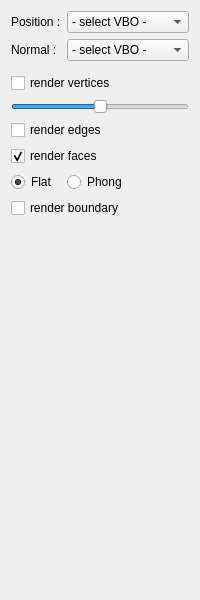
First picture: the form in SCHNApps/Plugins/surface_render/forms/surface_render.ui, repository cgogn/CGoGN, before the edit.
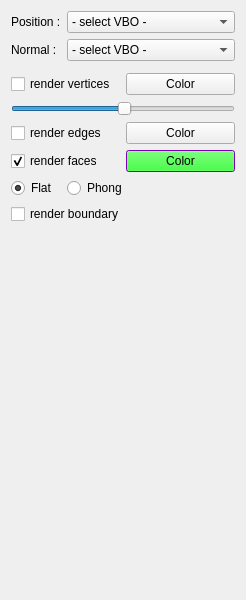
Second picture: the form after the edit.

Commit message: color interface for schnapps render plugin

```diff
--- a/SCHNApps/Plugins/surface_render/forms/surface_render.ui
+++ b/SCHNApps/Plugins/surface_render/forms/surface_render.ui
@@ -6,7 +6,7 @@
    <rect>
     <x>0</x>
     <y>0</y>
-    <width>200</width>
+    <width>246</width>
     <height>600</height>
    </rect>
   </property>
@@ -14,12 +14,23 @@
    <string>Form</string>
   </property>
   <layout class="QGridLayout" name="gridLayout">
-   <item row="0" column="0">
-    <widget class="QLabel" name="label_2">
-     <property name="text">
-      <string>Position :</string>
-     </property>
-    </widget>
+   <item row="9" column="0" rowspan="2" colspan="2">
+    <layout class="QHBoxLayout" name="horizontalLayout_3">
+     <item>
+      <widget class="QCheckBox" name="check_renderEdges">
+       <property name="text">
+        <string>render edges</string>
+       </property>
+      </widget>
+     </item>
+     <item>
+      <widget class="QPushButton" name="scolorButton">
+       <property name="text">
+        <string>Color</string>
+       </property>
+      </widget>
+     </item>
+    </layout>
    </item>
    <item row="1" column="1">
     <widget class="QComboBox" name="combo_normalVBO">
@@ -36,57 +47,7 @@
      </item>
     </widget>
    </item>
-   <item row="3" column="0" colspan="2">
-    <widget class="QCheckBox" name="check_renderVertices">
-     <property name="text">
-      <string>render vertices</string>
-     </property>
-    </widget>
-   </item>
-   <item row="7" column="0">
-    <widget class="QRadioButton" name="radio_flatShading">
-     <property name="text">
-      <string>Flat</string>
-     </property>
-     <property name="checked">
-      <bool>true</bool>
-     </property>
-     <attribute name="buttonGroup">
-      <string notr="true">group_faceShading</string>
-     </attribute>
-    </widget>
-   </item>
-   <item row="7" column="1">
-    <widget class="QRadioButton" name="radio_phongShading">
-     <property name="text">
-      <string>Phong</string>
-     </property>
-     <attribute name="buttonGroup">
-      <string notr="true">group_faceShading</string>
-     </attribute>
-    </widget>
-   </item>
-   <item row="1" column="0">
-    <widget class="QLabel" name="label_3">
-     <property name="text">
-      <string>Normal :</string>
-     </property>
-    </widget>
-   </item>
-   <item row="6" column="0" colspan="2">
-    <widget class="QCheckBox" name="check_renderFaces">
-     <property name="text">
-      <string>render faces</string>
-     </property>
-     <property name="checked">
-      <bool>true</bool>
-     </property>
-    </widget>
-   </item>
-   <item row="2" column="0" colspan="2">
-    <widget class="Line" name="line"/>
-   </item>
-   <item row="9" column="0" colspan="2">
+   <item row="20" column="0" colspan="2">
     <spacer name="verticalSpacer">
      <property name="orientation">
       <enum>Qt::Vertical</enum>
@@ -99,29 +60,31 @@
      </property>
     </spacer>
    </item>
-   <item row="0" column="1">
-    <widget class="QComboBox" name="combo_positionVBO">
-     <property name="sizePolicy">
-      <sizepolicy hsizetype="Expanding" vsizetype="Fixed">
-       <horstretch>0</horstretch>
-       <verstretch>0</verstretch>
-      </sizepolicy>
+   <item row="1" column="0">
+    <widget class="QLabel" name="label_3">
+     <property name="text">
+      <string>Normal :</string>
      </property>
-     <item>
-      <property name="text">
-       <string>- select VBO -</string>
-      </property>
-     </item>
     </widget>
    </item>
-   <item row="5" column="0" colspan="2">
-    <widget class="QCheckBox" name="check_renderEdges">
+   <item row="15" column="1">
+    <widget class="QRadioButton" name="radio_phongShading">
      <property name="text">
-      <string>render edges</string>
+      <string>Phong</string>
      </property>
+     <attribute name="buttonGroup">
+      <string notr="true">group_faceShading</string>
+     </attribute>
     </widget>
    </item>
-   <item row="4" column="0" colspan="2">
+   <item row="0" column="0">
+    <widget class="QLabel" name="label_2">
+     <property name="text">
+      <string>Position :</string>
+     </property>
+    </widget>
+   </item>
+   <item row="6" column="0" colspan="2">
     <widget class="QSlider" name="slider_verticesScaleFactor">
      <property name="value">
       <number>50</number>
@@ -131,13 +94,201 @@
      </property>
     </widget>
    </item>
-   <item row="8" column="0" colspan="2">
+   <item row="16" column="0" colspan="2">
     <widget class="QCheckBox" name="check_renderBoundary">
      <property name="text">
       <string>render boundary</string>
      </property>
     </widget>
    </item>
+   <item row="15" column="0">
+    <widget class="QRadioButton" name="radio_flatShading">
+     <property name="text">
+      <string>Flat</string>
+     </property>
+     <property name="checked">
+      <bool>true</bool>
+     </property>
+     <attribute name="buttonGroup">
+      <string notr="true">group_faceShading</string>
+     </attribute>
+    </widget>
+   </item>
+   <item row="0" column="1">
+    <widget class="QComboBox" name="combo_positionVBO">
+     <property name="sizePolicy">
+      <sizepolicy hsizetype="Expanding" vsizetype="Fixed">
+       <horstretch>0</horstretch>
+       <verstretch>0</verstretch>
+      </sizepolicy>
+     </property>
+     <item>
+      <property name="text">
+       <string>- select VBO -</string>
+      </property>
+     </item>
+    </widget>
+   </item>
+   <item row="2" column="0" colspan="2">
+    <widget class="Line" name="line"/>
+   </item>
+   <item row="12" column="0" rowspan="2" colspan="2">
+    <layout class="QHBoxLayout" name="horizontalLayout_2">
+     <item>
+      <widget class="QCheckBox" name="check_renderFaces">
+       <property name="text">
+        <string>render faces</string>
+       </property>
+       <property name="checked">
+        <bool>true</bool>
+       </property>
+      </widget>
+     </item>
+     <item>
+      <widget class="QPushButton" name="dcolorButton">
+       <property name="palette">
+        <palette>
+         <active>
+          <colorrole role="WindowText">
+           <brush brushstyle="SolidPattern">
+            <color alpha="255">
+             <red>255</red>
+             <green>0</green>
+             <blue>0</blue>
+            </color>
+           </brush>
+          </colorrole>
+          <colorrole role="Button">
+           <brush brushstyle="SolidPattern">
+            <color alpha="255">
+             <red>0</red>
+             <green>255</green>
+             <blue>0</blue>
+            </color>
+           </brush>
+          </colorrole>
+          <colorrole role="Base">
+           <brush brushstyle="SolidPattern">
+            <color alpha="255">
+             <red>255</red>
+             <green>255</green>
+             <blue>255</blue>
+            </color>
+           </brush>
+          </colorrole>
+          <colorrole role="Window">
+           <brush brushstyle="SolidPattern">
+            <color alpha="255">
+             <red>170</red>
+             <green>0</green>
+             <blue>255</blue>
+            </color>
+           </brush>
+          </colorrole>
+         </active>
+         <inactive>
+          <colorrole role="WindowText">
+           <brush brushstyle="SolidPattern">
+            <color alpha="255">
+             <red>255</red>
+             <green>0</green>
+             <blue>0</blue>
+            </color>
+           </brush>
+          </colorrole>
+          <colorrole role="Button">
+           <brush brushstyle="SolidPattern">
+            <color alpha="255">
+             <red>0</red>
+             <green>255</green>
+             <blue>0</blue>
+            </color>
+           </brush>
+          </colorrole>
+          <colorrole role="Base">
+           <brush brushstyle="SolidPattern">
+            <color alpha="255">
+             <red>255</red>
+             <green>255</green>
+             <blue>255</blue>
+            </color>
+           </brush>
+          </colorrole>
+          <colorrole role="Window">
+           <brush brushstyle="SolidPattern">
+            <color alpha="255">
+             <red>170</red>
+             <green>0</green>
+             <blue>255</blue>
+            </color>
+           </brush>
+          </colorrole>
+         </inactive>
+         <disabled>
+          <colorrole role="WindowText">
+           <brush brushstyle="SolidPattern">
+            <color alpha="255">
+             <red>143</red>
+             <green>146</green>
+             <blue>147</blue>
+            </color>
+           </brush>
+          </colorrole>
+          <colorrole role="Button">
+           <brush brushstyle="SolidPattern">
+            <color alpha="255">
+             <red>0</red>
+             <green>255</green>
+             <blue>0</blue>
+            </color>
+           </brush>
+          </colorrole>
+          <colorrole role="Base">
+           <brush brushstyle="SolidPattern">
+            <color alpha="255">
+             <red>170</red>
+             <green>0</green>
+             <blue>255</blue>
+            </color>
+           </brush>
+          </colorrole>
+          <colorrole role="Window">
+           <brush brushstyle="SolidPattern">
+            <color alpha="255">
+             <red>170</red>
+             <green>0</green>
+             <blue>255</blue>
+            </color>
+           </brush>
+          </colorrole>
+         </disabled>
+        </palette>
+       </property>
+       <property name="text">
+        <string>Color</string>
+       </property>
+      </widget>
+     </item>
+    </layout>
+   </item>
+   <item row="3" column="0" rowspan="2" colspan="2">
+    <layout class="QHBoxLayout" name="horizontalLayout_4">
+     <item>
+      <widget class="QCheckBox" name="check_renderVertices">
+       <property name="text">
+        <string>render vertices</string>
+       </property>
+      </widget>
+     </item>
+     <item>
+      <widget class="QPushButton" name="vcolorButton">
+       <property name="text">
+        <string>Color</string>
+       </property>
+      </widget>
+     </item>
+    </layout>
+   </item>
   </layout>
  </widget>
  <resources/>
```
The commit also changes 4 other files.
